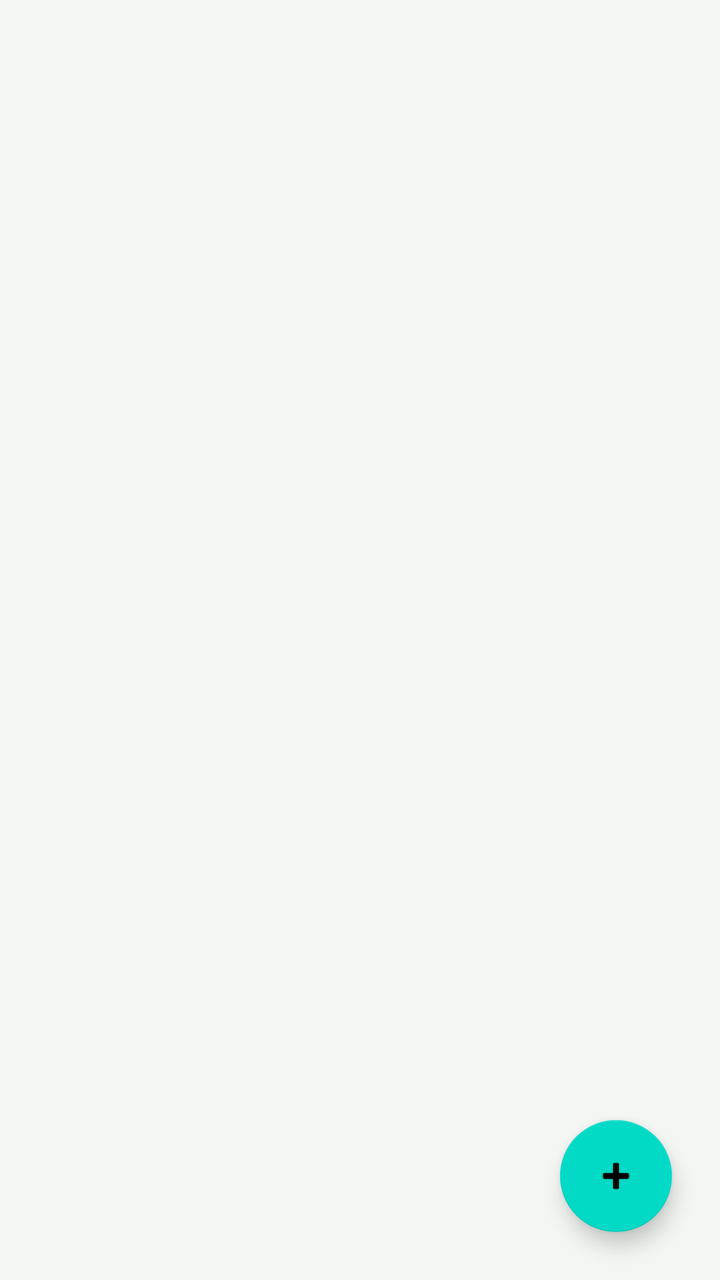
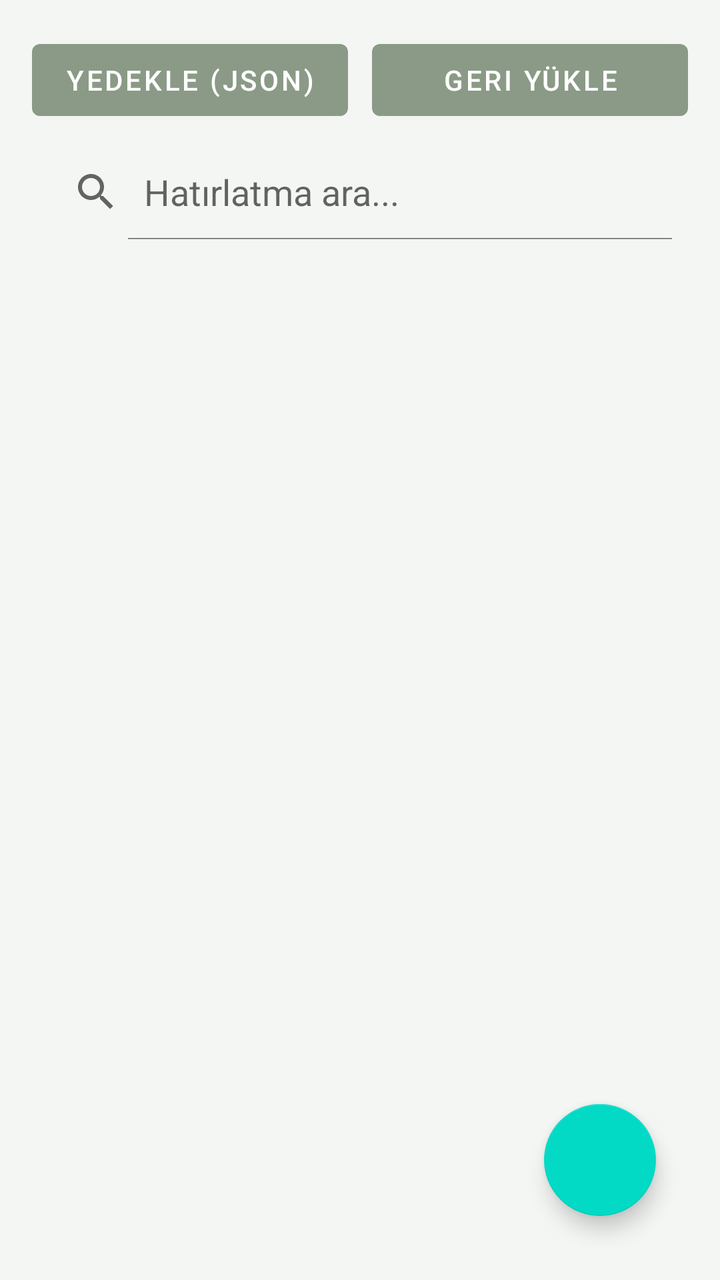

Before-and-after screenshots of an Android layout around one commit, followed by the original layout XML and the change that was made.
<!-- AndroidManifest.xml: application theme Theme.Hatirlat.Sage -->
<!-- res/layout/activity_main.xml -->
<?xml version="1.0" encoding="utf-8"?>
<androidx.coordinatorlayout.widget.CoordinatorLayout xmlns:android="http://schemas.android.com/apk/res/android"
    xmlns:app="http://schemas.android.com/apk/res-auto"
    android:layout_width="match_parent"
    android:layout_height="match_parent">

    <androidx.recyclerview.widget.RecyclerView
        android:id="@+id/recyclerViewReminders"
        android:layout_width="match_parent"
        android:layout_height="match_parent"
        android:padding="8dp"
        app:layout_behavior="@string/appbar_scrolling_view_behavior" />

    <com.google.android.material.floatingactionbutton.FloatingActionButton
        android:id="@+id/fabAddReminder"
        android:layout_width="wrap_content"
        android:layout_height="wrap_content"
        android:layout_gravity="bottom|end"
        android:layout_margin="24dp"
        android:contentDescription="Yeni Hatırlat Ekle"
        android:src="@android:drawable/ic_input_add" />

</androidx.coordinatorlayout.widget.CoordinatorLayout>
<!-- resources referenced by this layout -->
<resources>
  <style name="Theme.Hatirlat.Sage" parent="Theme.MaterialComponents.DayNight.NoActionBar">
          <item name="colorPrimary">@color/sage_primary</item>
          <item name="android:windowBackground">@color/sage_background</item>
      </style>
  <color name="sage_primary">#8A9A86</color>
  <color name="sage_background">#F4F6F4</color>
</resources>

<!-- the commit's change to res/layout/activity_main.xml (unified diff, before → after) -->
@@ -1,23 +1,69 @@
 <?xml version="1.0" encoding="utf-8"?>
-<androidx.coordinatorlayout.widget.CoordinatorLayout xmlns:android="http://schemas.android.com/apk/res/android"
+<androidx.constraintlayout.widget.ConstraintLayout xmlns:android="http://schemas.android.com/apk/res/android"
     xmlns:app="http://schemas.android.com/apk/res-auto"
     android:layout_width="match_parent"
-    android:layout_height="match_parent">
+    android:layout_height="match_parent"
+    android:background="#F4F6F4"
+    android:padding="16dp">
 
+    
+    <LinearLayout
+        android:id="@+id/layoutBackupButtons"
+        android:layout_width="0dp"
+        android:layout_height="wrap_content"
+        android:orientation="horizontal"
+        app:layout_constraintTop_toTopOf="parent"
+        app:layout_constraintStart_toStartOf="parent"
+        app:layout_constraintEnd_toEndOf="parent">
+
+        <Button
+            android:id="@+id/btnExportJson"
+            android:layout_width="0dp"
+            android:layout_height="wrap_content"
+            android:layout_weight="1"
+            android:text="Yedekle (JSON)"
+            android:layout_marginEnd="6dp" />
+
+        <Button
+            android:id="@+id/btnImportJson"
+            android:layout_width="0dp"
+            android:layout_height="wrap_content"
+            android:layout_weight="1"
+            android:text="Geri Yükle"
+            android:layout_marginStart="6dp" />
+    </LinearLayout>
+
+    
+    <SearchView
+        android:id="@+id/searchView"
+        android:layout_width="0dp"
+        android:layout_height="wrap_content"
+        android:layout_marginTop="8dp"
+        android:iconifiedByDefault="false"
+        android:queryHint="Hatırlatma ara..."
+        app:layout_constraintTop_toBottomOf="@id/layoutBackupButtons"
+        app:layout_constraintStart_toStartOf="parent"
+        app:layout_constraintEnd_toEndOf="parent" />
+
+    
     <androidx.recyclerview.widget.RecyclerView
-        android:id="@+id/recyclerViewReminders"
-        android:layout_width="match_parent"
-        android:layout_height="match_parent"
-        android:padding="8dp"
-        app:layout_behavior="@string/appbar_scrolling_view_behavior" />
+        android:id="@+id/recyclerView"
+        android:layout_width="0dp"
+        android:layout_height="0dp"
+        android:layout_marginTop="8dp"
+        app:layout_constraintTop_toBottomOf="@id/searchView"
+        app:layout_constraintBottom_toBottomOf="parent"
+        app:layout_constraintStart_toStartOf="parent"
+        app:layout_constraintEnd_toEndOf="parent" />
 
+    
     <com.google.android.material.floatingactionbutton.FloatingActionButton
-        android:id="@+id/fabAddReminder"
+        android:id="@+id/fabAdd"
         android:layout_width="wrap_content"
         android:layout_height="wrap_content"
-        android:layout_gravity="bottom|end"
-        android:layout_margin="24dp"
-        android:contentDescription="Yeni Hatırlat Ekle"
-        android:src="@android:drawable/ic_input_add" />
+        android:layout_margin="16dp"
+        android:contentDescription="Yeni Ekle"
+        app:layout_constraintBottom_toBottomOf="parent"
+        app:layout_constraintEnd_toEndOf="parent" />
 
-</androidx.coordinatorlayout.widget.CoordinatorLayout>
+</androidx.constraintlayout.widget.ConstraintLayout>
